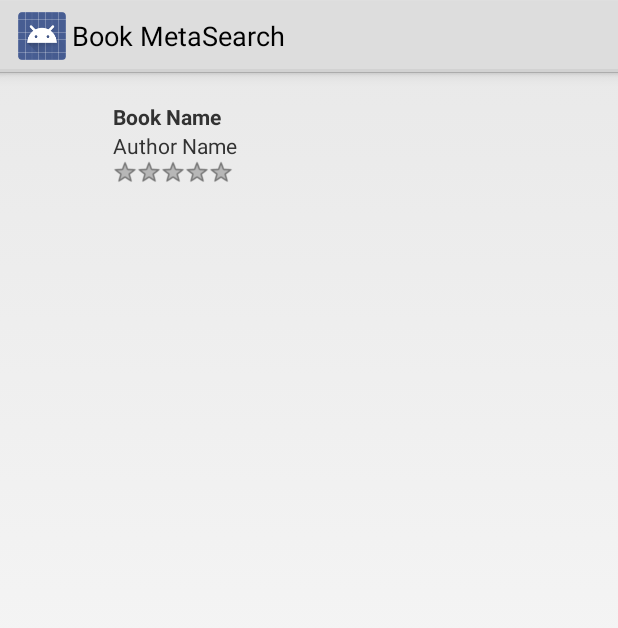
After one commit to aka-z/Book-MetaSearch, an Android app: the layout search_result.xml on its own in the app's theme, with its tools: preview values and no code run, on a phone screen of 412 x 824 dp. The commit adds this screen. Shown: the top 628 px of the screen. Run offline under Robolectric (Android 15) with nearby library versions, the phone set to English and light mode, and no system bars.

Commit message:
Deleted unnecessary Result, added search result layout

```diff
--- a/BookMetaSearch/src/main/AndroidManifest.xml
+++ b/BookMetaSearch/src/main/AndroidManifest.xml
@@ -7,6 +7,8 @@
     <uses-sdk
         android:minSdkVersion="14"
         android:targetSdkVersion="18" />
+
+    <uses-permission android:name="android.permission.INTERNET"/>
 
     <application
         android:allowBackup="true"
--- a/BookMetaSearch/src/main/java/net/grosinger/bookmetasearch/loader/Query.java
+++ b/BookMetaSearch/src/main/java/net/grosinger/bookmetasearch/loader/Query.java
@@ -3,14 +3,14 @@ package net.grosinger.bookmetasearch.loader;
 import android.content.AsyncTaskLoader;
 import android.content.Context;
 
-import net.grosinger.bookmetasearch.Result;
+import net.grosinger.bookmetasearch.book.Book;
 
 import java.util.List;
 
 /**
  * Created by tony on 11/2/13.
  */
-public abstract class Query extends AsyncTaskLoader<List<Result>> {
+public abstract class Query extends AsyncTaskLoader<List<Book>> {
     public Query(Context context) {
         super(context);
     }
--- a/BookMetaSearch/src/main/res/layout/fragment_search_results.xml
+++ b/BookMetaSearch/src/main/res/layout/fragment_search_results.xml
@@ -44,12 +44,6 @@
         android:orientation="vertical"
         android:visibility="gone" >
 
-        <TextView
-            android:layout_width="wrap_content"
-            android:layout_height="wrap_content"
-            android:text="Text1"
-            android:textAppearance="?android:attr/textAppearanceLarge" />
-
         <ListView
             android:id="@+id/listView_resultsList"
             android:layout_width="match_parent"
--- /dev/null
+++ b/BookMetaSearch/src/main/res/layout/search_result.xml
@@ -0,0 +1,49 @@
+<?xml version="1.0" encoding="utf-8"?>
+<RelativeLayout xmlns:android="http://schemas.android.com/apk/res/android"
+              android:layout_width="fill_parent"
+              android:layout_height="fill_parent"
+              android:orientation="vertical"
+              android:paddingBottom="10dip"
+              android:paddingLeft="10dip"
+              android:paddingTop="10dip" >
+
+    <ImageView
+        android:layout_width="wrap_content"
+        android:layout_height="wrap_content"
+        android:id="@+id/imageView_coverImg"
+        android:layout_alignParentTop="true"
+        android:layout_alignParentLeft="true"
+        android:minWidth="40dp"
+        android:maxWidth="60dp"
+        android:minHeight="50dp"
+        android:maxHeight="75dp"
+        android:layout_marginLeft="2dp"/>
+
+    <TextView
+        android:id="@+id/textView_bookName"
+        android:text="Book Name"
+        android:layout_width="wrap_content"
+        android:layout_height="wrap_content"
+        android:textSize="14sp"
+        android:textStyle="bold"
+        android:layout_marginTop="10dp"
+        android:layout_marginLeft="65dp"
+        android:layout_alignTop="@+id/imageView_coverImg" />
+
+    <TextView
+        android:id="@+id/textView_authorName"
+        android:text="Author Name"
+        android:layout_width="wrap_content"
+        android:layout_height="wrap_content"
+        android:layout_below="@+id/textView_bookName"
+        android:layout_marginLeft="65dp" />
+
+    <RatingBar
+        android:id="@+id/ratingBar_bookRating"
+        android:layout_width="wrap_content"
+        android:layout_height="wrap_content"
+        android:layout_below="@+id/textView_authorName"
+        android:layout_marginLeft="65dp"
+        style="@style/searchResultsRatingBar"/>
+
+</RelativeLayout>
--- a/BookMetaSearch/src/main/res/values/styles.xml
+++ b/BookMetaSearch/src/main/res/values/styles.xml
@@ -1,8 +1,4 @@
 <resources>
-
-    <!-- Base application theme. -->
-    <style name="AppTheme" parent="android:Theme.Holo.Light">
-        <!-- Customize your theme here. -->
-    </style>
-
+    <style name="AppTheme" parent="android:Theme.Holo.Light" />
+    <style name="searchResultsRatingBar" parent="@android:style/Widget.Holo.Light.RatingBar.Small" />
 </resources>
```
Also changed, not shown: BookMetaSearch/src/main/java/net/grosinger/bookmetasearch/Home.java (+11 -10 lines), BookMetaSearch/src/main/java/net/grosinger/bookmetasearch/Result.java (deleted, +0 -7 lines), BookMetaSearch/src/main/java/net/grosinger/bookmetasearch/SearchResultAdapter.java (added, +101 -0 lines), BookMetaSearch/src/main/java/net/grosinger/bookmetasearch/book/Author.java (+34 -3 lines), BookMetaSearch/src/main/java/net/grosinger/bookmetasearch/book/Book.java (+73 -8 lines), BookMetaSearch/src/main/java/net/grosinger/bookmetasearch/fragment/SearchResultsFragment.java (+7 -7 lines), BookMetaSearch/src/main/java/net/grosinger/bookmetasearch/loader/GoodreadsQuery.java (+9 -5 lines).
